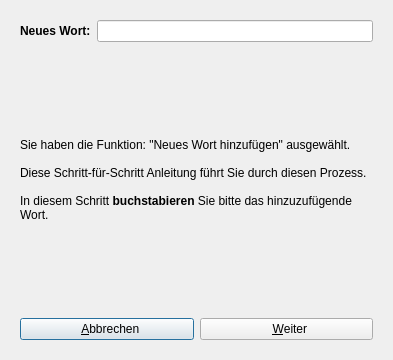
Before: the Qt Designer form ui/addword.ui in KDE/simon, drawn with Qt 5.
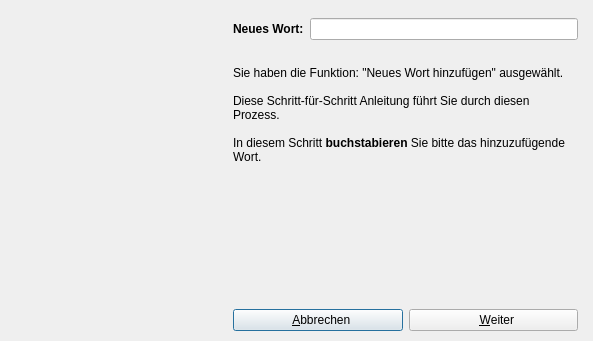
After: the same form once the commit is applied. Icons and pictures are not drawn.

Diff of the .ui file:
```diff
--- a/ui/addword.ui
+++ b/ui/addword.ui
@@ -5,16 +5,22 @@
    <rect>
     <x>0</x>
     <y>0</y>
-    <width>393</width>
-    <height>360</height>
+    <width>593</width>
+    <height>341</height>
    </rect>
   </property>
   <property name="windowTitle" >
    <string>Wort hinzufügen</string>
   </property>
-  <layout class="QVBoxLayout" >
-   <item>
     <widget class="QStackedWidget" name="swMain" >
+   <property name="geometry" >
+    <rect>
+     <x>224</x>
+     <y>9</y>
+     <width>363</width>
+     <height>331</height>
+    </rect>
+   </property>
      <property name="currentIndex" >
       <number>0</number>
      </property>
@@ -59,18 +65,37 @@
          </item>
         </layout>
        </item>
+     <item>
+      <spacer>
+       <property name="orientation" >
+        <enum>Qt::Vertical</enum>
+       </property>
+       <property name="sizeType" >
+        <enum>QSizePolicy::Maximum</enum>
+       </property>
+       <property name="sizeHint" >
+        <size>
+         <width>20</width>
+         <height>20</height>
+        </size>
+       </property>
+      </spacer>
+     </item>
        <item>
         <widget class="QLabel" name="label_2" >
          <property name="text" >
           <string>&lt;html>&lt;head>&lt;meta name="qrichtext" content="1" />&lt;style type="text/css">
 p, li { white-space: pre-wrap; }
-&lt;/style>&lt;/head>&lt;body style=" font-family:'Sans Serif'; font-size:9pt; font-weight:400; font-style:normal; text-decoration:none;">
+&lt;/style>&lt;/head>&lt;body style=" font-family:'Sans Serif'; font-size:9pt; font-weight:400; font-style:normal;">
 &lt;p style=" margin-top:0px; margin-bottom:0px; margin-left:0px; margin-right:0px; -qt-block-indent:0; text-indent:0px;">Sie haben die Funktion: "Neues Wort hinzufügen" ausgewählt.&lt;/p>
 &lt;p style="-qt-paragraph-type:empty; margin-top:0px; margin-bottom:0px; margin-left:0px; margin-right:0px; -qt-block-indent:0; text-indent:0px;">&lt;/p>
 &lt;p style=" margin-top:0px; margin-bottom:0px; margin-left:0px; margin-right:0px; -qt-block-indent:0; text-indent:0px;">Diese Schritt-für-Schritt Anleitung führt Sie durch diesen Prozess.&lt;/p>
 &lt;p style="-qt-paragraph-type:empty; margin-top:0px; margin-bottom:0px; margin-left:0px; margin-right:0px; -qt-block-indent:0; text-indent:0px;">&lt;/p>
 &lt;p style=" margin-top:0px; margin-bottom:0px; margin-left:0px; margin-right:0px; -qt-block-indent:0; text-indent:0px;">In diesem Schritt &lt;span style=" font-weight:600;">buchstabieren&lt;/span> Sie bitte das hinzuzufügende Wort.&lt;/p>&lt;/body>&lt;/html></string>
          </property>
+       <property name="alignment" >
+        <set>Qt::AlignLeading|Qt::AlignLeft|Qt::AlignTop</set>
+       </property>
          <property name="wordWrap" >
           <bool>true</bool>
          </property>
@@ -285,8 +310,22 @@
       </layout>
      </widget>
     </widget>
-   </item>
-  </layout>
+  <widget class="QLabel" name="lbBg" >
+   <property name="geometry" >
+    <rect>
+     <x>0</x>
+     <y>0</y>
+     <width>210</width>
+     <height>342</height>
+    </rect>
+   </property>
+   <property name="text" >
+    <string/>
+   </property>
+   <property name="pixmap" >
+    <pixmap resource="../simon.qrc" >:/images/addword.png</pixmap>
+   </property>
+  </widget>
  </widget>
  <resources>
   <include location="../simon.qrc" />
```
Left out of the diff: 16 changed lines with no effect on the pictures. Lines whose indentation alone changed are shown as unchanged.
